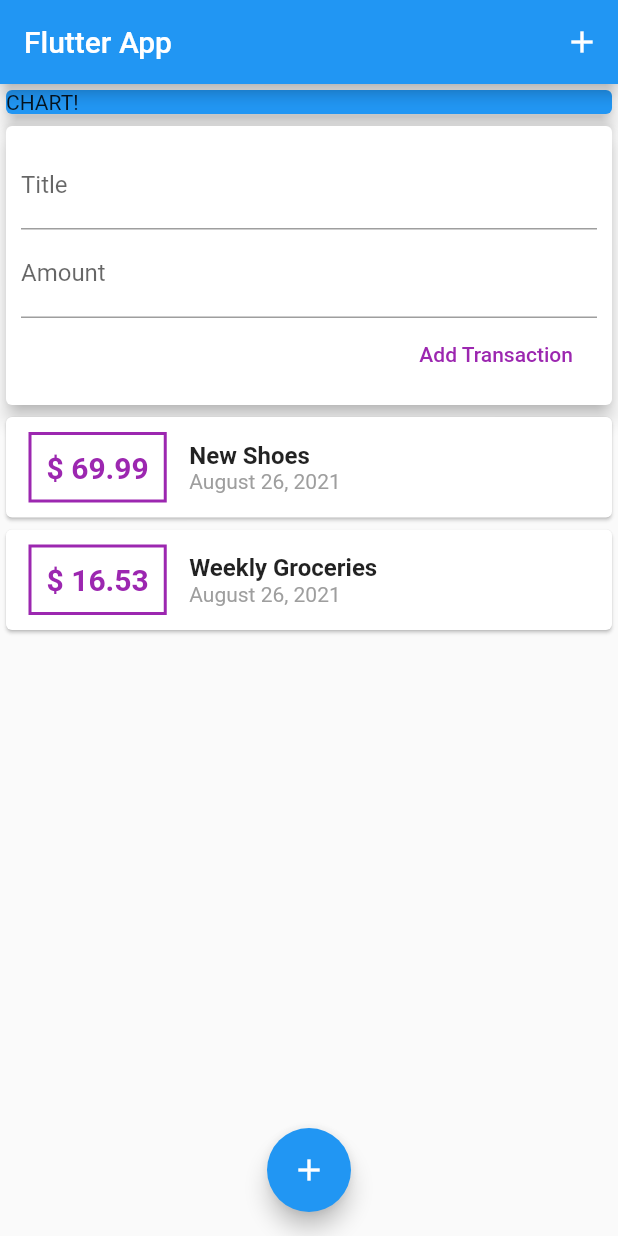
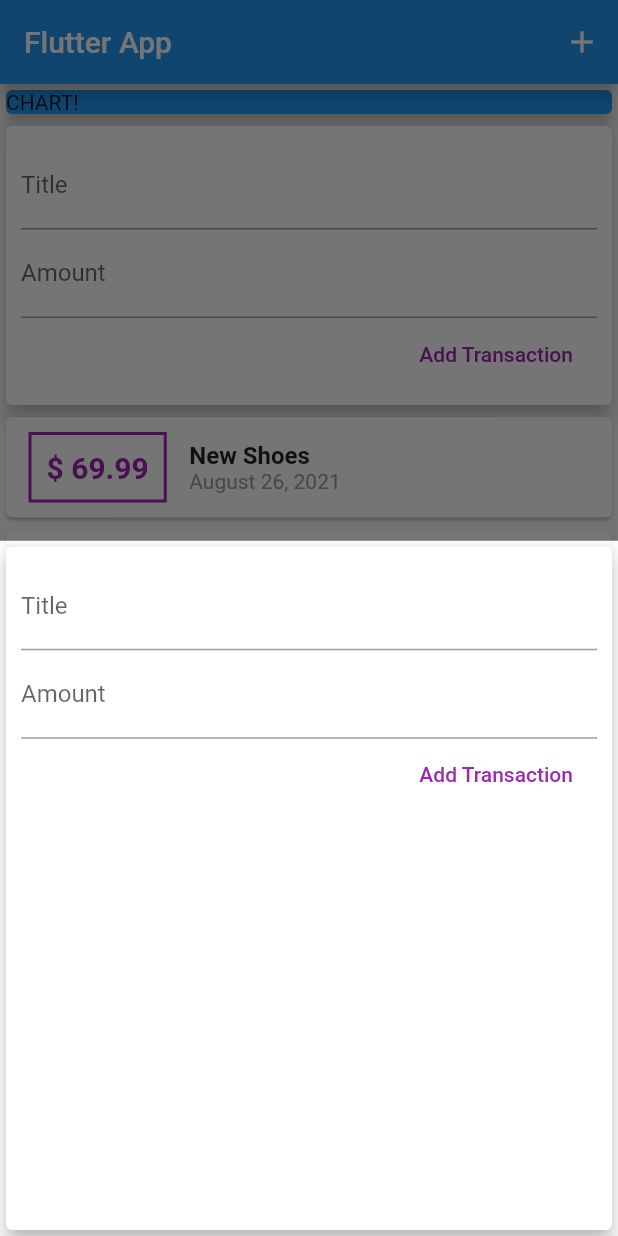
Before and after one commit to nacth/personal_expenses_app, a Flutter app: the screen it shows after launch, after a tap on the "add" icon, on a phone screen of 412 x 824 dp. Run offline on Flutter 3.47's test engine with Material 2 defaults, Android fonts, the phone set to English and light mode, and no system bars.

```diff
--- a/lib/main.dart
+++ b/lib/main.dart
@@ -1,5 +1,8 @@
 import 'package:flutter/material.dart';
-import 'package:personal_expenses_app/widgets/user_transaction.dart';
+
+import './widgets/new_transaction.dart';
+import './models/transaction.dart';
+import './widgets/transaction_list.dart';
 
 void main() => runApp(MyApp());
 
@@ -13,7 +16,53 @@ class MyApp extends StatelessWidget {
   }
 }
 
-class MyHomePage extends StatelessWidget {
+class MyHomePage extends StatefulWidget {
+  @override
+  _MyHomePageState createState() => _MyHomePageState();
+}
+
+class _MyHomePageState extends State<MyHomePage> {
+  final List<Transaction> _userTransactions = [
+    Transaction(
+      id: 't1',
+      title: 'New Shoes',
+      amount: 69.99,
+      date: DateTime.now(),
+    ),
+    Transaction(
+      id: 't2',
+      title: 'Weekly Groceries',
+      amount: 16.53,
+      date: DateTime.now(),
+    ),
+  ];
+
+  void _addNewTransaction(String title, double amount) {
+    final newTx = Transaction(
+      id: DateTime.now().toString(),
+      title: title,
+      amount: amount,
+      date: DateTime.now(),
+    );
+
+    setState(() {
+      _userTransactions.add(newTx);
+    });
+  }
+
+  void _startAddNewTransaction(BuildContext ctx) {
+    showModalBottomSheet(
+      context: ctx,
+      builder: (_) {
+        return GestureDetector(
+          onTap: () {},
+          child: NewTransaction(_addNewTransaction),
+          behavior: HitTestBehavior.opaque,
+        );
+      },
+    );
+  }
+
   @override
   Widget build(BuildContext context) {
     return Scaffold(
@@ -22,7 +71,7 @@ class MyHomePage extends StatelessWidget {
         actions: [
           IconButton(
             icon: Icon(Icons.add),
-            onPressed: () {},
+            onPressed: () => _startAddNewTransaction(context),
           )
         ],
       ),
@@ -38,14 +87,15 @@ class MyHomePage extends StatelessWidget {
                 elevation: 5,
               ),
             ),
-            UserTransaction(),
+            NewTransaction(_addNewTransaction),
+            TransactionList(_userTransactions),
           ],
         ),
       ),
       floatingActionButtonLocation: FloatingActionButtonLocation.centerFloat,
       floatingActionButton: FloatingActionButton(
         child: Icon(Icons.add),
-        onPressed: () {},
+        onPressed: () => _startAddNewTransaction(context),
       ),
     );
   }
--- a/lib/widgets/user_transaction.dart
+++ /dev/null
@@ -1,50 +0,0 @@
-import 'package:flutter/material.dart';
-
-import './new_transaction.dart';
-import './transaction_list.dart';
-import '../models/transaction.dart';
-
-class UserTransaction extends StatefulWidget {
-  @override
-  _UserTransactionState createState() => _UserTransactionState();
-}
-
-class _UserTransactionState extends State<UserTransaction> {
-  final List<Transaction> _userTransactions = [
-    Transaction(
-      id: 't1',
-      title: 'New Shoes',
-      amount: 69.99,
-      date: DateTime.now(),
-    ),
-    Transaction(
-      id: 't2',
-      title: 'Weekly Groceries',
-      amount: 16.53,
-      date: DateTime.now(),
-    ),
-  ];
-
-  void _addNewTransaction(String title, double amount) {
-    final newTx = Transaction(
-      id: DateTime.now().toString(),
-      title: title,
-      amount: amount,
-      date: DateTime.now(),
-    );
-
-    setState(() {
-      _userTransactions.add(newTx);
-    });
-  }
-
-  @override
-  Widget build(BuildContext context) {
-    return Column(
-      children: [
-        NewTransaction(_addNewTransaction),
-        TransactionList(_userTransactions),
-      ],
-    );
-  }
-}
```
